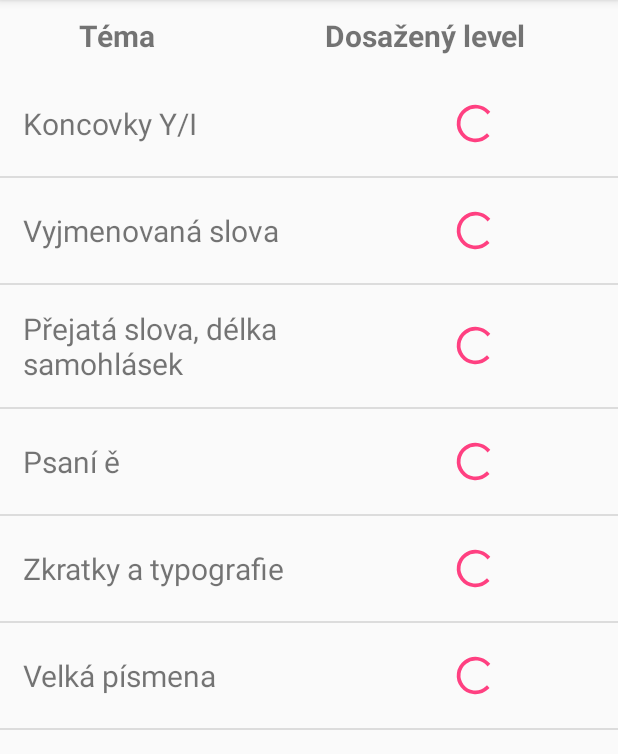
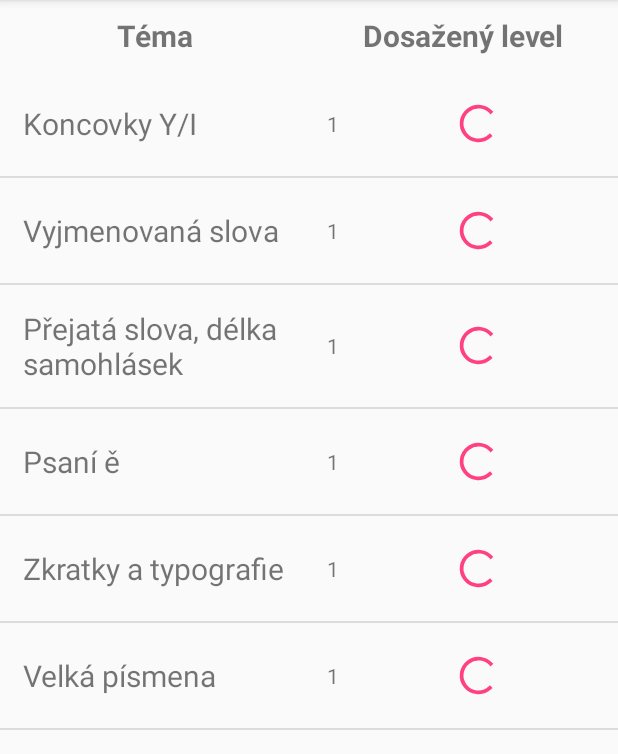
Before and after one commit to mareksabo/umimecesky, an Android app: the LevelRaceActivity screen opened directly, with no data from a screen before it, on a phone screen of 412 x 824 dp, the part 84-838 px from its top. Run offline under Robolectric (Android 15) with nearby library versions, the phone set to English and light mode, and no system bars; libraries missing offline, so code that uses them is left out: com.akexorcist.roundcornerprogressbar; plain views replace RoundCornerProgressBar; 6 statements that could not run were skipped.

Commit message:
Increasing levels is working, current level is stored

```diff
--- a/Roboti/app/src/main/java/cz/muni/fi/umimecesky/roboti/activity/LevelRaceActivity.java
+++ b/Roboti/app/src/main/java/cz/muni/fi/umimecesky/roboti/activity/LevelRaceActivity.java
@@ -9,7 +9,8 @@ import android.widget.ListView;
 
 import cz.muni.fi.umimecesky.roboti.R;
 import cz.muni.fi.umimecesky.roboti.adapterlistener.LevelAdapter;
-import cz.muni.fi.umimecesky.roboti.utils.Utils;
+
+import static cz.muni.fi.umimecesky.roboti.utils.Utils.getWebConcepts;
 
 public class LevelRaceActivity extends AppCompatActivity {
 
@@ -20,13 +21,18 @@ public class LevelRaceActivity extends AppCompatActivity {
 
         ListView listView = (ListView) findViewById(R.id.levelListView);
 
-        LevelAdapter adapter = new LevelAdapter(this, Utils.getWebConcepts());
+        LevelAdapter adapter = new LevelAdapter(this, getWebConcepts(this));
         listView.setAdapter(adapter);
 
         listView.setOnItemClickListener(new AdapterView.OnItemClickListener() {
             @Override
             public void onItemClick(AdapterView<?> parent, final View view, int position, long id) {
-                // TODO: go to race
+                //TODO: increases level, just for testing
+//                List<RaceConcept> raceConcepts = Utils.getWebConcepts(LevelRaceActivity.this);
+//                RaceConcept raceConcept = raceConcepts.get(position);
+//                raceConcept.setCurrentLevel(raceConcept.getCurrentLevel()+1);
+//                setWebConcepts(LevelRaceActivity.this, raceConcepts);
+//                Log.v("race concept", String.valueOf(raceConcept));
             }
 
         });
--- a/Roboti/app/src/main/java/cz/muni/fi/umimecesky/roboti/adapterlistener/LevelAdapter.java
+++ b/Roboti/app/src/main/java/cz/muni/fi/umimecesky/roboti/adapterlistener/LevelAdapter.java
@@ -35,7 +35,10 @@ public class LevelAdapter extends BaseAdapter {
 
             holder = new ViewHolder();
             holder.sectionName = (TextView) convertView.findViewById(R.id.sectionName);
+            holder.currentLevel = (TextView) convertView.findViewById(R.id.currentLevel);
             holder.progressBar = (RoundCornerProgressBar) convertView.findViewById(R.id.levelProgress);
+            holder.progressBar.setMax(list.get(position).getNumberOfLevels() - 1);
+            Log.i("max bar", String.valueOf(holder.progressBar.getMax()));
             convertView.setTag(holder);
         } else {
             holder = (ViewHolder) convertView.getTag();
@@ -44,26 +47,23 @@ public class LevelAdapter extends BaseAdapter {
         RaceConcept raceConcept = list.get(position);
         Log.d("race concept", raceConcept + "");
         holder.sectionName.setText(raceConcept.getName());
-        progressBarSetup(holder.progressBar,raceConcept);
+        setProgressBar(holder, raceConcept);
         return convertView;
     }
 
-    private void progressBarSetup(RoundCornerProgressBar progressBar, RaceConcept raceConcept) {
+    private void setProgressBar(ViewHolder holder, RaceConcept raceConcept) {
+        RoundCornerProgressBar progressBar = holder.progressBar;
+        TextView textCurrentLevel = holder.currentLevel;
         int currentLevel = raceConcept.getCurrentLevel();
+        textCurrentLevel.setText(String.valueOf(currentLevel));
+        currentLevel--; //progress bar starts at 0, level at 1
         progressBar.setProgress(currentLevel);
         progressBar.setSecondaryProgress(currentLevel + 1);
     }
 
-    private String buildLevelsString(int maxLevel) {
-        StringBuilder builder = new StringBuilder();
-        for (int i = 1; i <= maxLevel; i++) {
-            builder.append(i).append(" ");
-        }
-        return builder.toString();
-    }
-
     private class ViewHolder {
         TextView sectionName;
+        TextView currentLevel;
         RoundCornerProgressBar progressBar;
     }
 
--- a/Roboti/app/src/main/java/cz/muni/fi/umimecesky/roboti/utils/Utils.java
+++ b/Roboti/app/src/main/java/cz/muni/fi/umimecesky/roboti/utils/Utils.java
@@ -5,6 +5,9 @@ import android.content.Context;
 import android.content.SharedPreferences;
 import android.content.res.Resources;
 import android.database.Cursor;
+
+import com.google.gson.Gson;
+import com.google.gson.reflect.TypeToken;
 
 import java.util.ArrayList;
 import java.util.Arrays;
@@ -19,6 +22,7 @@ import static android.content.Context.MODE_PRIVATE;
 
 public final class Utils {
 
+    private final static String JSON_CONCEPTS = "jsonConcepts";
 
     public static SharedPreferences getSharedPreferences(Context context) {
         return context.getSharedPreferences(Constant.SHARED_PREFS_FILE, MODE_PRIVATE);
@@ -73,11 +77,33 @@ public final class Utils {
     }
 
     /**
-     * Categories bundled into testable groups according to original website (first 6 categories).
+     * Gets categories with saved player's level state.
+     * Categories are bundled into testable groups, taken from original website (first 6 categories):
      *
      * @see <a href="https://www.umimecesky.cz/roboti">https://www.umimecesky.cz/roboti</a>
      */
-    public static List<RaceConcept> getWebConcepts() {
+    public static List<RaceConcept> getWebConcepts(Context context) {
+        List<RaceConcept> concepts;
+
+        SharedPreferences sharedPreferences = getSharedPreferences(context);
+        String jsonConcept = sharedPreferences.getString(JSON_CONCEPTS, null);
+
+        if (jsonConcept != null) {
+            concepts = new Gson().fromJson(jsonConcept, new TypeToken<List<RaceConcept>>(){}.getType());
+        } else {
+            concepts = initWebConcepts();
+            setWebConcepts(context, concepts);
+        }
+        return concepts;
+    }
+
+    public static void setWebConcepts(Context context, List<RaceConcept> concepts) {
+        SharedPreferences sharedPreferences = getSharedPreferences(context);
+        String json = new Gson().toJson(concepts);
+        sharedPreferences.edit().putString(JSON_CONCEPTS, json).apply();
+    }
+
+        private static List<RaceConcept> initWebConcepts() {
         List<RaceConcept> concepts = new ArrayList<>();
 
         concepts.add(
--- a/Roboti/app/src/main/res/layout/activity_race_levels.xml
+++ b/Roboti/app/src/main/res/layout/activity_race_levels.xml
@@ -18,7 +18,7 @@
             android:layout_width="0sp"
             android:layout_height="wrap_content"
             android:padding="@dimen/title_padding"
-            android:layout_weight="3"
+            android:layout_weight="2"
             android:gravity="center"
             android:textSize="@dimen/level_text_size"
             android:textStyle="bold"
@@ -26,7 +26,7 @@
 
 
         <TextView
-            android:layout_width="wrap_content"
+            android:layout_width="0sp"
             android:layout_height="wrap_content"
             android:padding="@dimen/title_padding"
             android:layout_weight="2"
--- a/Roboti/app/src/main/res/layout/column_category_race.xml
+++ b/Roboti/app/src/main/res/layout/column_category_race.xml
@@ -9,14 +9,19 @@
 
     <TextView
         android:id="@+id/sectionName"
+        android:layout_width="0sp"
         android:layout_height="wrap_content"
-        android:layout_width="0sp"
         android:layout_weight="3"
         android:text="Vybrane slova"
         android:textSize="@dimen/level_text_size"
         android:padding="@dimen/text_padding"
         android:gravity="center|left" />
 
+    <TextView
+        android:id="@+id/currentLevel"
+        android:layout_width="wrap_content"
+        android:layout_height="wrap_content"
+        android:text="1"/>
 
     <com.akexorcist.roundcornerprogressbar.RoundCornerProgressBar
         android:id="@+id/levelProgress"
@@ -27,6 +32,7 @@
         app:rcProgress="0"
         app:rcSecondaryProgress="1"
         app:rcMax="7"
+
         app:rcRadius="12sp"
         app:rcBackgroundPadding="3sp"
         app:rcReverse="false"
```
